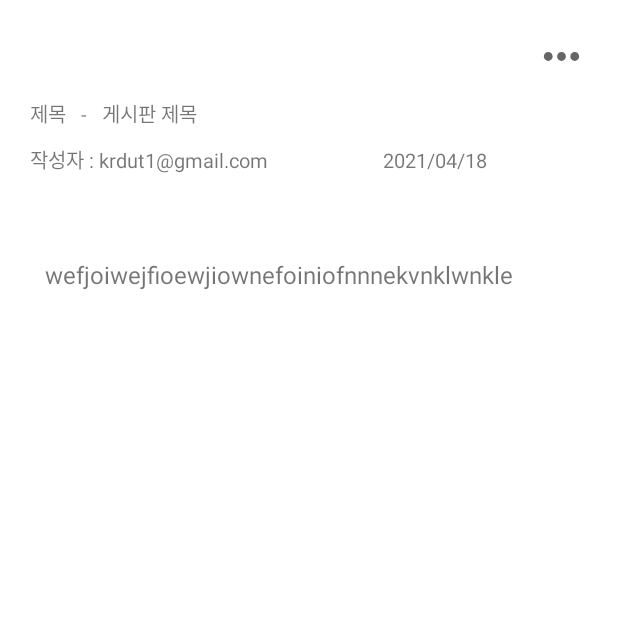
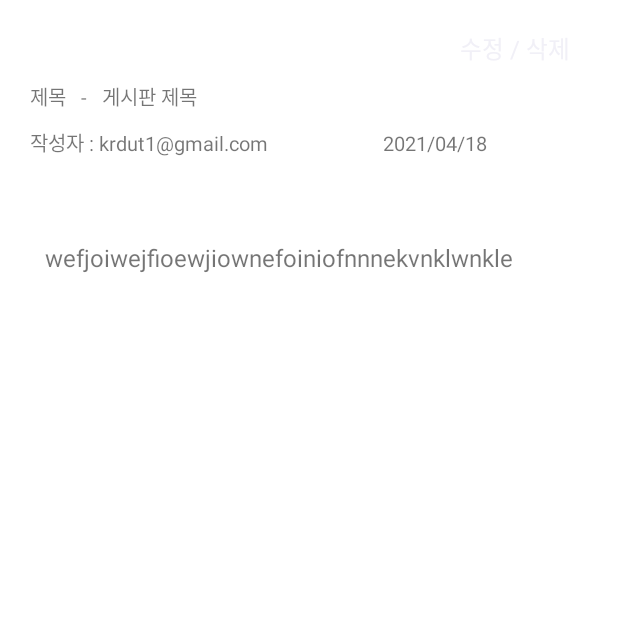
Before and after one commit to shinseunguk/Plz-Delivery, an Android app: the BoardDetailActivity screen opened directly, with no data from a screen before it, on a phone screen of 412 x 824 dp, the top half of it. Run offline under Robolectric (Android 15) with nearby library versions, the phone set to English and light mode, and no system bars.

Commit message:
[신승욱] 게시판 프론트 작업중

```diff
--- a/app/src/main/java/com/example/launchdinner/BoardDetailActivity.java
+++ b/app/src/main/java/com/example/launchdinner/BoardDetailActivity.java
@@ -6,17 +6,24 @@ import android.app.Activity;
 import android.content.ContentValues;
 import android.content.Intent;
 import android.content.SharedPreferences;
+import android.graphics.Color;
 import android.os.AsyncTask;
 import android.os.Bundle;
 import android.util.Log;
 import android.view.View;
+import android.widget.AdapterView;
+import android.widget.ArrayAdapter;
 import android.widget.ImageView;
+import android.widget.ListView;
+import android.widget.Spinner;
 import android.widget.TextView;
+import android.widget.Toast;
 
 import org.json.JSONException;
 import org.json.JSONObject;
 
 import java.text.DecimalFormat;
+import java.util.List;
 
 public class BoardDetailActivity extends AppCompatActivity {
 
@@ -24,13 +31,19 @@ public class BoardDetailActivity extends AppCompatActivity {
     String localIp, userId;
     ImageView imageView;
     TextView title, content, writer, time;
+    long id;
+    Spinner spinner;
 
-    String[] items = {"게시판 수정", "게시판 삭제"};
+    List<String> listview_items;
+    ArrayAdapter<String> listview_adapter;
+    String[] items = {"수정 / 삭제", "게시판 수정", "게시판 삭제"};
     @Override
     protected void onCreate(Bundle savedInstanceState) {
         super.onCreate(savedInstanceState);
         setContentView(R.layout.activity_board_detail);
         localIp = getString(R.string.localip);
+
+        init();
 
         SharedPreferences pref = getSharedPreferences("Preferenceszz", Activity.MODE_PRIVATE);
         userId = pref.getString("id", "id");
@@ -40,21 +53,51 @@ public class BoardDetailActivity extends AppCompatActivity {
         writer = findViewById(R.id.writer);
         time = findViewById(R.id.time);
 
-        imageView = findViewById(R.id.revise);
-        imageView.setClickable(true);
-        imageView.setOnClickListener(new View.OnClickListener() {
+        spinner = (Spinner) findViewById(R.id.spinner2);
+
+        spinner.setSelection(0);
+        //스피너 어뎁터
+        ArrayAdapter<String> adapter = new ArrayAdapter<String>(getApplicationContext(), android.R.layout.simple_spinner_item, items);
+        adapter.setDropDownViewResource(android.R.layout.simple_spinner_dropdown_item);
+
+        spinner.setAdapter(adapter);
+        spinner.setOnItemSelectedListener(new AdapterView.OnItemSelectedListener() {
             @Override
-            public void onClick(View v) {
-                Log.d("ddd", "asdasd");
+            public void onItemSelected(AdapterView<?> adapterView, View view, int i, long l) {
+                if(i != 0){
+                    if(i == 1){ // 게시판 수정
+                        Log.d(LOG_TAG, "게시판 수정");
+                    }else if(i == 2){ // 게시판 삭제
+                        ContentValues values = new ContentValues();
+                        values.put("id", id);
+
+                        NetworkTask1 networkTask1 = new NetworkTask1(localIp+"/boardEdit", values);
+                        networkTask1.execute();
+                    }
+                }
+            }
+            @Override public void onNothingSelected(AdapterView<?> adapterView) {
+
             }
         });
-        init();
+
+
+//        imageView = findViewById(R.id.revise);
+//        imageView.setClickable(true);
+//        imageView.setOnClickListener(new View.OnClickListener() {
+//            @Override
+//            public void onClick(View v) {
+//                Log.d("ddd", "asdasd");
+//            }
+//        });
+
+
     }
 
     public void init(){
         if(getIntent() != null){
             Intent intent = getIntent();
-            long id = intent.getLongExtra("id",1234);
+            id = intent.getLongExtra("id",1234);
             Log.d(LOG_TAG+"!!!!!", String.valueOf(id));
 
             ContentValues values = new ContentValues();
@@ -63,6 +106,11 @@ public class BoardDetailActivity extends AppCompatActivity {
 //            NetworkTask networkTask = new NetworkTask(localIp+"/boardDetail", values);
 //            networkTask.execute();
         }
+    }
+
+    public void sToast(String sToast){
+        Toast.makeText(getApplicationContext(),
+                sToast, Toast.LENGTH_SHORT).show();
     }
 
     public class NetworkTask extends AsyncTask<Void, Void, String> {
@@ -125,4 +173,50 @@ public class BoardDetailActivity extends AppCompatActivity {
 
         }
     }
+
+    public class NetworkTask1 extends AsyncTask<Void, Void, String> {
+
+        String url;
+        ContentValues values;
+
+        NetworkTask1(String url, ContentValues values)
+        {
+            this.url = url;
+            this.values = values;
+        }
+
+        NetworkTask1(String url)
+        {
+            this.url = url;
+            this.values = values;
+        }
+
+
+        @Override
+        protected void onPreExecute() {
+            super.onPreExecute();
+            //progress bar를 보여주는 등등의 행위
+        }
+
+        @Override
+        protected String doInBackground(Void... params) {
+            String result;
+            RequestHttpURLConnection requestHttpURLConnection = new RequestHttpURLConnection(getApplicationContext());
+            result = requestHttpURLConnection.request(url, values);
+            return result; // 결과가 여기에 담깁니다. 아래 onPostExecute()의 파라미터로 전달됩니다.
+        }
+
+        @Override
+        protected void onPostExecute(String result) {
+            Log.d(LOG_TAG, result);
+
+            if(result.equals("false")){ // 삭제 실패
+
+            }else{ // 삭제 성공
+
+            }
+        }
+    }
+
+
 }
--- a/app/src/main/res/layout/activity_board_detail.xml
+++ b/app/src/main/res/layout/activity_board_detail.xml
@@ -18,19 +18,20 @@
         android:layout_marginTop="20dp"
         android:layout_marginRight="20dp"
         tools:ignore="MissingConstraints">
-        <LinearLayout
+
+        <RelativeLayout
             android:layout_width="wrap_content"
             android:layout_height="wrap_content">
 
-            <ImageView
-                android:id="@+id/revise"
-                android:layout_width="35dp"
-                android:layout_height="35dp"
-                android:onClick="imageClick"
-                android:src="@drawable/ic_baseline_more_horiz_24"
-                tools:ignore="OnClick" />
+            <Spinner
+                android:id="@+id/spinner2"
+                android:layout_width="wrap_content"
+                android:layout_height="wrap_content"
+                android:spinnerMode="dropdown"
+                android:background="@android:color/transparent"
+                />
 
-        </LinearLayout>
+        </RelativeLayout>
 
     </LinearLayout>
 
```
